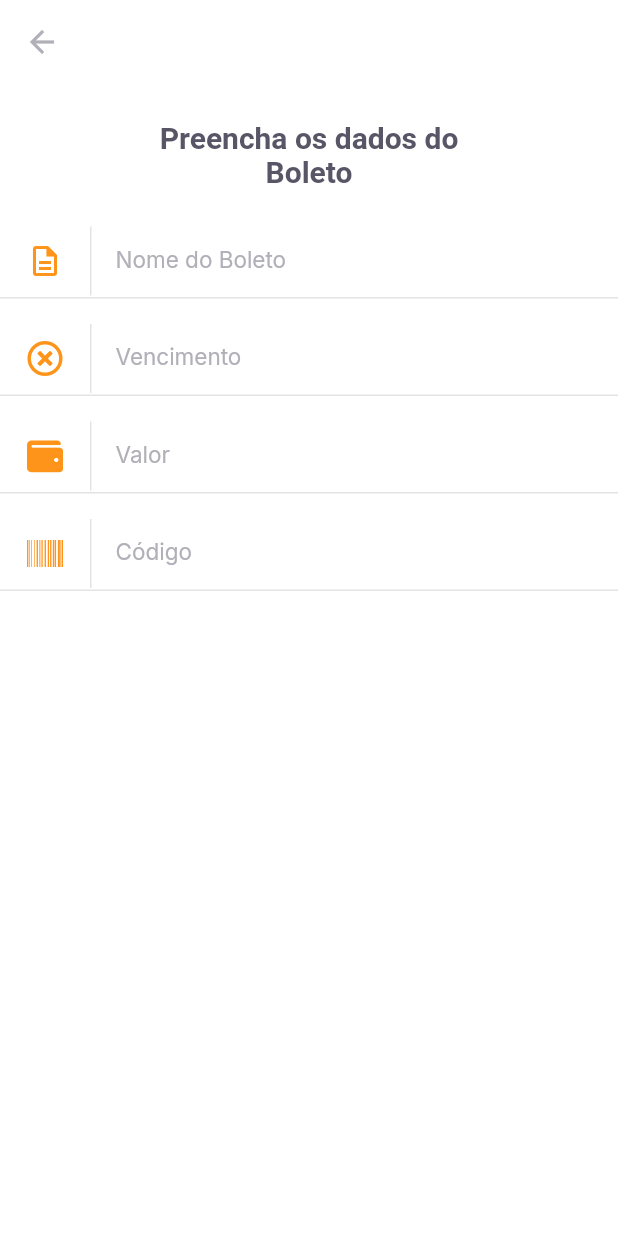
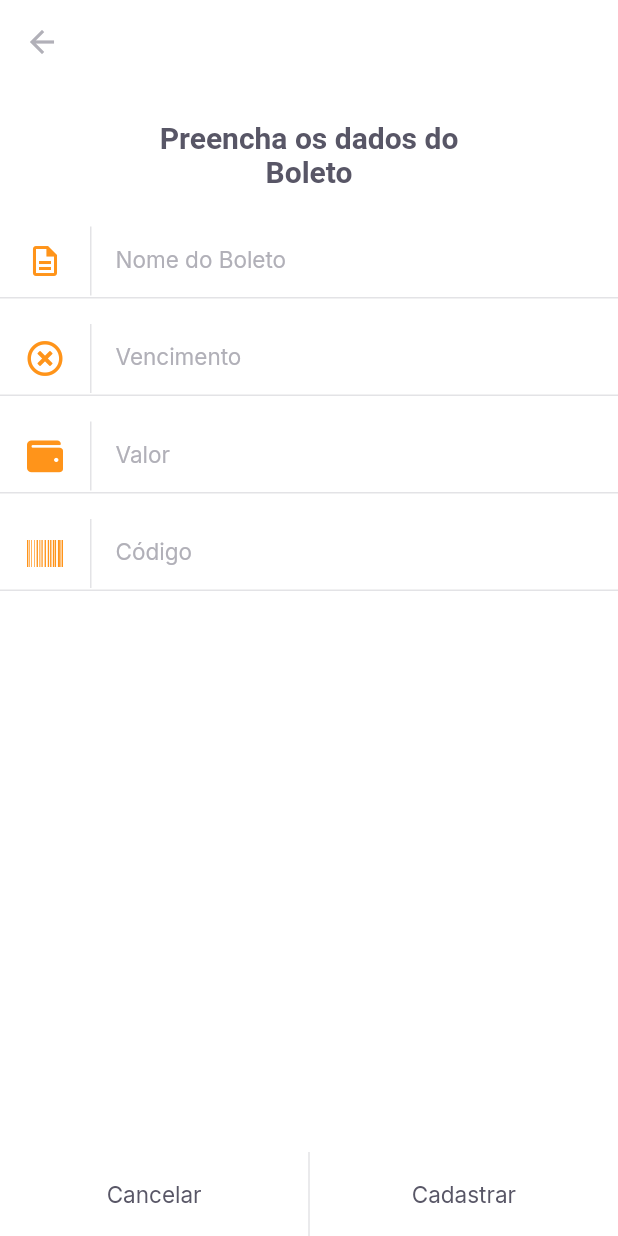
Before and after one commit to dercio-sinione/payFlow, a Flutter app: the InsertBoletoPage screen opened by its route, on a phone screen of 412 x 824 dp. Run offline on Flutter 3.47's test engine with Material 2 defaults, Android fonts, the light colour scheme and no system bars; our stand-ins replace font_awesome_flutter, google_fonts, shared_preferences; accounts and stored records are empty.

Commit message:
feat: Insert Boleto Page > Add BottonNavigator

```diff
--- a/lib/modules/insert_boleto/insert_boleto_page.dart
+++ b/lib/modules/insert_boleto/insert_boleto_page.dart
@@ -3,6 +3,7 @@ import 'package:font_awesome_flutter/font_awesome_flutter.dart';
 import 'package:nl_pay_flow/shared/themes/app_colors.dart';
 import 'package:nl_pay_flow/shared/themes/app_text_style.dart';
 import 'package:nl_pay_flow/shared/widgets/input_text/input_text_widget.dart';
+import 'package:nl_pay_flow/shared/widgets/set_label_buttons/set_label_buttons.dart';
 
 class InsertBoletoPage extends StatelessWidget {
   const InsertBoletoPage({Key? key}) : super(key: key);
@@ -49,6 +50,12 @@ class InsertBoletoPage extends StatelessWidget {
           ),
         ],
       ),
+      bottomNavigationBar: SetLabelButtons(
+        labelPrimary: "Cancelar",
+        onTapPrimary: () {},
+        labelSecondary: "Cadastrar",
+        onTapSecondary: () {},
+      ),
     );
   }
 }
```
